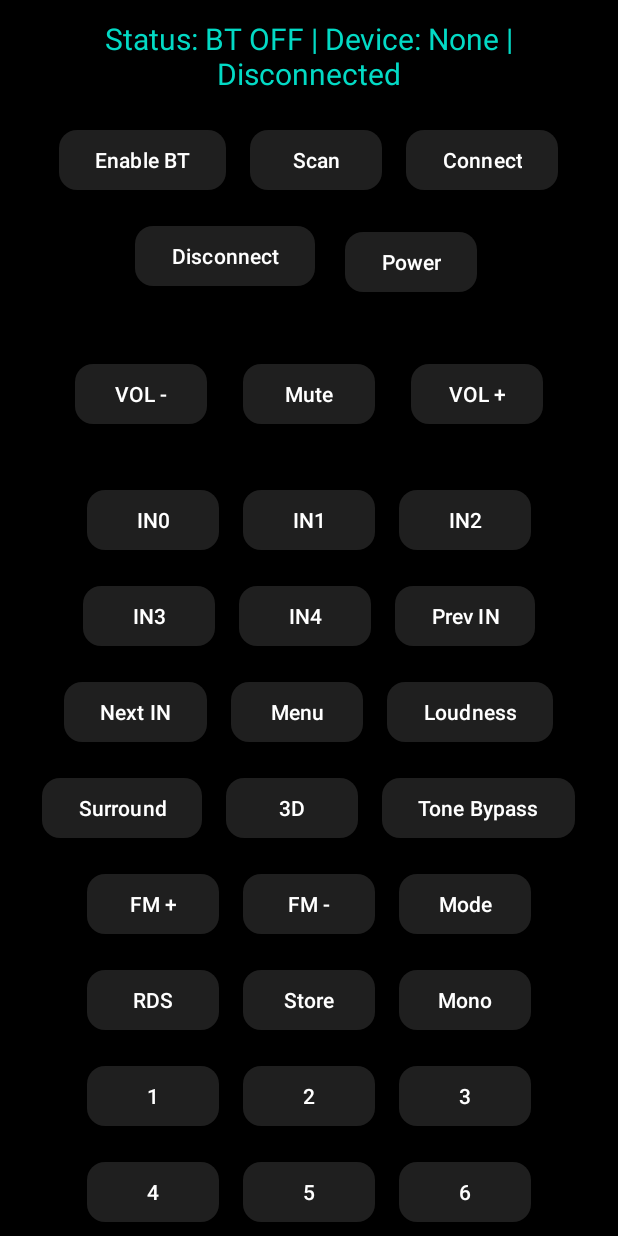
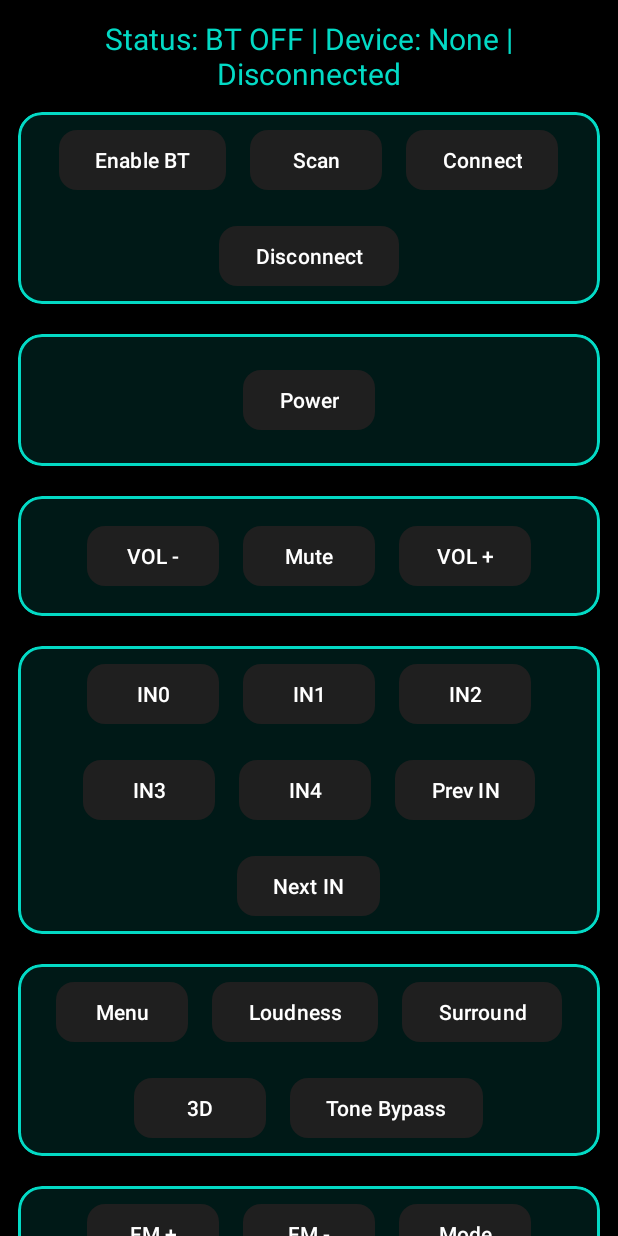
Before and after one commit to audibinnovation/Audib_Remort, an Android app built with Jetpack Compose: the screen it shows after launch (MainActivity), on a phone screen of 412 x 824 dp. Run offline under Robolectric (Android 15) with nearby library versions, the phone set to English and light mode, and no system bars; our stand-ins replace FlexboxLayout.

Commit message:
Refactor activity_main layout with MaterialCardView
Refactored layout to use MaterialCardView for better styling and organization. Updated button styles for consistency.

```diff
--- a/AudibRemote/app/src/main/res/layout/activity_main.xml
+++ b/AudibRemote/app/src/main/res/layout/activity_main.xml
@@ -6,14 +6,11 @@
     android:layout_width="match_parent"
     android:layout_height="match_parent">
 
-    <com.google.android.flexbox.FlexboxLayout
+    <LinearLayout
         android:layout_width="match_parent"
         android:layout_height="wrap_content"
-        android:padding="12dp"
-        app:flexDirection="row"
-        app:flexWrap="wrap"
-        app:justifyContent="center"
-        app:alignItems="stretch">
+        android:orientation="vertical"
+        android:padding="12dp">
 
         <!-- Status -->
         <TextView
@@ -27,174 +24,174 @@
             android:layout_marginBottom="12dp"/>
 
         <!-- Bluetooth Controls -->
-        <Button android:id="@+id/btnEnableBT" style="?attr/materialButtonStyle"
-            android:layout_width="wrap_content" android:layout_height="wrap_content"
-            android:layout_margin="8dp" android:text="@string/enable_bt"/>
-        <Button android:id="@+id/btnScan" style="?attr/materialButtonStyle"
-            android:layout_width="wrap_content" android:layout_height="wrap_content"
-            android:layout_margin="8dp" android:text="@string/scan"/>
-        <Button android:id="@+id/btnConnect" style="?attr/materialButtonStyle"
-            android:layout_width="wrap_content" android:layout_height="wrap_content"
-            android:layout_margin="8dp" android:text="@string/connect"/>
-        <Button android:id="@+id/btnDisconnect" style="?attr/materialButtonStyle"
-            android:layout_width="wrap_content" android:layout_height="wrap_content"
-            android:layout_margin="8dp" android:text="@string/disconnect"/>
+        <com.google.android.material.card.MaterialCardView
+            style="@style/RemoteCardStyle"
+            android:layout_width="match_parent"
+            android:layout_height="wrap_content">
 
-        <!-- Power button separate -->
-        <Button android:id="@+id/btnPower" style="?attr/materialButtonStyle"
-            android:layout_width="wrap_content" android:layout_height="wrap_content"
-            android:layout_gravity="center" android:layout_margin="12dp"
-            android:text="@string/power"/>
+            <com.google.android.flexbox.FlexboxLayout
+                android:layout_width="match_parent"
+                android:layout_height="wrap_content"
+                app:flexDirection="row"
+                app:flexWrap="wrap"
+                app:justifyContent="center">
 
-        <!-- Centered Volume Controls -->
-        <LinearLayout
+                <Button android:id="@+id/btnEnableBT" style="@style/RemoteButtonStyle" android:text="@string/enable_bt"/>
+                <Button android:id="@+id/btnScan" style="@style/RemoteButtonStyle" android:text="@string/scan"/>
+                <Button android:id="@+id/btnConnect" style="@style/RemoteButtonStyle" android:text="@string/connect"/>
+                <Button android:id="@+id/btnDisconnect" style="@style/RemoteButtonStyle" android:text="@string/disconnect"/>
+            </com.google.android.flexbox.FlexboxLayout>
+        </com.google.android.material.card.MaterialCardView>
+
+        <!-- Power -->
+        <com.google.android.material.card.MaterialCardView
+            style="@style/RemoteCardStyle"
             android:layout_width="match_parent"
-            android:layout_height="wrap_content"
-            android:gravity="center"
-            android:orientation="horizontal"
-            android:layout_marginTop="16dp"
-            android:layout_marginBottom="16dp">
+            android:layout_height="wrap_content">
 
-            <Button android:id="@+id/btnVolDown" style="?attr/materialButtonStyle"
-                android:layout_width="wrap_content" android:layout_height="wrap_content"
-                android:layout_margin="12dp" android:text="@string/vol_down"/>
+            <LinearLayout
+                android:layout_width="match_parent"
+                android:layout_height="wrap_content"
+                android:gravity="center"
+                android:padding="12dp">
 
-            <Button android:id="@+id/btnMute" style="?attr/materialButtonStyle"
-                android:layout_width="wrap_content" android:layout_height="wrap_content"
-                android:layout_margin="12dp" android:text="@string/mute"/>
+                <Button android:id="@+id/btnPower" style="@style/RemoteButtonStyle" android:text="@string/power"/>
+            </LinearLayout>
+        </com.google.android.material.card.MaterialCardView>
 
-            <Button android:id="@+id/btnVolUp" style="?attr/materialButtonStyle"
-                android:layout_width="wrap_content" android:layout_height="wrap_content"
-                android:layout_margin="12dp" android:text="@string/vol_up"/>
-        </LinearLayout>
+        <!-- Volume Controls -->
+        <com.google.android.material.card.MaterialCardView
+            style="@style/RemoteCardStyle"
+            android:layout_width="match_parent"
+            android:layout_height="wrap_content">
+
+            <LinearLayout
+                android:layout_width="match_parent"
+                android:layout_height="wrap_content"
+                android:gravity="center"
+                android:orientation="horizontal"
+                android:padding="8dp">
+
+                <Button android:id="@+id/btnVolDown" style="@style/RemoteButtonStyle" android:text="@string/vol_down"/>
+                <Button android:id="@+id/btnMute" style="@style/RemoteButtonStyle" android:text="@string/mute"/>
+                <Button android:id="@+id/btnVolUp" style="@style/RemoteButtonStyle" android:text="@string/vol_up"/>
+            </LinearLayout>
+        </com.google.android.material.card.MaterialCardView>
 
         <!-- Inputs -->
-        <Button android:id="@+id/btnIN0" style="?attr/materialButtonStyle"
-            android:layout_width="wrap_content" android:layout_height="wrap_content"
-            android:layout_margin="8dp" android:text="@string/in0"/>
-        <Button android:id="@+id/btnIN1" style="?attr/materialButtonStyle"
-            android:layout_width="wrap_content" android:layout_height="wrap_content"
-            android:layout_margin="8dp" android:text="@string/in1"/>
-        <Button android:id="@+id/btnIN2" style="?attr/materialButtonStyle"
-            android:layout_width="wrap_content" android:layout_height="wrap_content"
-            android:layout_margin="8dp" android:text="@string/in2"/>
-        <Button android:id="@+id/btnIN3" style="?attr/materialButtonStyle"
-            android:layout_width="wrap_content" android:layout_height="wrap_content"
-            android:layout_margin="8dp" android:text="@string/in3"/>
-        <Button android:id="@+id/btnIN4" style="?attr/materialButtonStyle"
-            android:layout_width="wrap_content" android:layout_height="wrap_content"
-            android:layout_margin="8dp" android:text="@string/in4"/>
-        <Button android:id="@+id/btnPrevIN" style="?attr/materialButtonStyle"
-            android:layout_width="wrap_content" android:layout_height="wrap_content"
-            android:layout_margin="8dp" android:text="@string/prev_in"/>
-        <Button android:id="@+id/btnNextIN" style="?attr/materialButtonStyle"
-            android:layout_width="wrap_content" android:layout_height="wrap_content"
-            android:layout_margin="8dp" android:text="@string/next_in"/>
+        <com.google.android.material.card.MaterialCardView
+            style="@style/RemoteCardStyle"
+            android:layout_width="match_parent"
+            android:layout_height="wrap_content">
+
+            <com.google.android.flexbox.FlexboxLayout
+                android:layout_width="match_parent"
+                android:layout_height="wrap_content"
+                app:flexDirection="row"
+                app:flexWrap="wrap"
+                app:justifyContent="center">
+
+                <Button android:id="@+id/btnIN0" style="@style/RemoteButtonStyle" android:text="@string/in0"/>
+                <Button android:id="@+id/btnIN1" style="@style/RemoteButtonStyle" android:text="@string/in1"/>
+                <Button android:id="@+id/btnIN2" style="@style/RemoteButtonStyle" android:text="@string/in2"/>
+                <Button android:id="@+id/btnIN3" style="@style/RemoteButtonStyle" android:text="@string/in3"/>
+                <Button android:id="@+id/btnIN4" style="@style/RemoteButtonStyle" android:text="@string/in4"/>
+                <Button android:id="@+id/btnPrevIN" style="@style/RemoteButtonStyle" android:text="@string/prev_in"/>
+                <Button android:id="@+id/btnNextIN" style="@style/RemoteButtonStyle" android:text="@string/next_in"/>
+            </com.google.android.flexbox.FlexboxLayout>
+        </com.google.android.material.card.MaterialCardView>
 
         <!-- Audio Features -->
-        <Button android:id="@+id/btnMenu" style="?attr/materialButtonStyle"
-            android:layout_width="wrap_content" android:layout_height="wrap_content"
-            android:layout_margin="8dp" android:text="@string/menu"/>
-        <Button android:id="@+id/btnLoudness" style="?attr/materialButtonStyle"
-            android:layout_width="wrap_content" android:layout_height="wrap_content"
-            android:layout_margin="8dp" android:text="@string/loudness"/>
-        <Button android:id="@+id/btnSurround" style="?attr/materialButtonStyle"
-            android:layout_width="wrap_content" android:layout_height="wrap_content"
-            android:layout_margin="8dp" android:text="@string/surround"/>
-        <Button android:id="@+id/btn3D" style="?attr/materialButtonStyle"
-            android:layout_width="wrap_content" android:layout_height="wrap_content"
-            android:layout_margin="8dp" android:text="@string/three_d"/>
-        <Button android:id="@+id/btnToneBypass" style="?attr/materialButtonStyle"
-            android:layout_width="wrap_content" android:layout_height="wrap_content"
-            android:layout_margin="8dp" android:text="@string/tone_bypass"/>
+        <com.google.android.material.card.MaterialCardView
+            style="@style/RemoteCardStyle"
+            android:layout_width="match_parent"
+            android:layout_height="wrap_content">
+
+            <com.google.android.flexbox.FlexboxLayout
+                android:layout_width="match_parent"
+                android:layout_height="wrap_content"
+                app:flexDirection="row"
+                app:flexWrap="wrap"
+                app:justifyContent="center">
+
+                <Button android:id="@+id/btnMenu" style="@style/RemoteButtonStyle" android:text="@string/menu"/>
+                <Button android:id="@+id/btnLoudness" style="@style/RemoteButtonStyle" android:text="@string/loudness"/>
+                <Button android:id="@+id/btnSurround" style="@style/RemoteButtonStyle" android:text="@string/surround"/>
+                <Button android:id="@+id/btn3D" style="@style/RemoteButtonStyle" android:text="@string/three_d"/>
+                <Button android:id="@+id/btnToneBypass" style="@style/RemoteButtonStyle" android:text="@string/tone_bypass"/>
+            </com.google.android.flexbox.FlexboxLayout>
+        </com.google.android.material.card.MaterialCardView>
 
         <!-- FM Controls -->
-        <Button android:id="@+id/btnFMUp" style="?attr/materialButtonStyle"
-            android:layout_width="wrap_content" android:layout_height="wrap_content"
-            android:layout_margin="8dp" android:text="@string/fm_up"/>
-        <Button android:id="@+id/btnFMDown" style="?attr/materialButtonStyle"
-            android:layout_width="wrap_content" android:layout_height="wrap_content"
-            android:layout_margin="8dp" android:text="@string/fm_down"/>
-        <Button android:id="@+id/btnFMMode" style="?attr/materialButtonStyle"
-            android:layout_width="wrap_content" android:layout_height="wrap_content"
-            android:layout_margin="8dp" android:text="@string/fm_mode"/>
-        <Button android:id="@+id/btnRDS" style="?attr/materialButtonStyle"
-            android:layout_width="wrap_content" android:layout_height="wrap_content"
-            android:layout_margin="8dp" android:text="@string/rds"/>
-        <Button android:id="@+id/btnFMStore" style="?attr/materialButtonStyle"
-            android:layout_width="wrap_content" android:layout_height="wrap_content"
-            android:layout_margin="8dp" android:text="@string/fm_store"/>
-        <Button android:id="@+id/btnFMMono" style="?attr/materialButtonStyle"
-            android:layout_width="wrap_content" android:layout_height="wrap_content"
-            android:layout_margin="8dp" android:text="@string/fm_mono"/>
+        <com.google.android.material.card.MaterialCardView
+            style="@style/RemoteCardStyle"
+            android:layout_width="match_parent"
+            android:layout_height="wrap_content">
+
+            <com.google.android.flexbox.FlexboxLayout
+                android:layout_width="match_parent"
+                android:layout_height="wrap_content"
+                app:flexDirection="row"
+                app:flexWrap="wrap"
+                app:justifyContent="center">
+
+                <Button android:id="@+id/btnFMUp" style="@style/RemoteButtonStyle" android:text="@string/fm_up"/>
+                <Button android:id="@+id/btnFMDown" style="@style/RemoteButtonStyle" android:text="@string/fm_down"/>
+                <Button android:id="@+id/btnFMMode" style="@style/RemoteButtonStyle" android:text="@string/fm_mode"/>
+                <Button android:id="@+id/btnRDS" style="@style/RemoteButtonStyle" android:text="@string/rds"/>
+                <Button android:id="@+id/btnFMStore" style="@style/RemoteButtonStyle" android:text="@string/fm_store"/>
+                <Button android:id="@+id/btnFMMono" style="@style/RemoteButtonStyle" android:text="@string/fm_mono"/>
+            </com.google.android.flexbox.FlexboxLayout>
+        </com.google.android.material.card.MaterialCardView>
 
         <!-- Numeric Keypad -->
-        <Button android:id="@+id/btn1" style="?attr/materialButtonStyle"
-            android:layout_width="wrap_content" android:layout_height="wrap_content"
-            android:layout_margin="8dp" android:text="@string/digit_1"/>
-        <Button android:id="@+id/btn2" style="?attr/materialButtonStyle"
-            android:layout_width="wrap_content" android:layout_height="wrap_content"
-            android:layout_margin="8dp" android:text="@string/digit_2"/>
-        <Button android:id="@+id/btn3" style="?attr/materialButtonStyle"
-            android:layout_width="wrap_content" android:layout_height="wrap_content"
-            android:layout_margin="8dp" android:text="@string/digit_3"/>
-        <Button android:id="@+id/btn4" style="?attr/materialButtonStyle"
-            android:layout_width="wrap_content" android:layout_height="wrap_content"
-            android:layout_margin="8dp" android:text="@string/digit_4"/>
+        <com.google.android.material.card.MaterialCardView
+            style="@style/RemoteCardStyle"
+            android:layout_width="match_parent"
+            android:layout_height="wrap_content">
 
-        <Button android:id="@+id/btn5" style="?attr/materialButtonStyle"
-            android:layout_width="wrap_content" android:layout_height="wrap_content"
-            android:layout_margin="8dp" android:text="@string/digit_5"/>
+            <com.google.android.flexbox.FlexboxLayout
+                android:layout_width="match_parent"
+                android:layout_height="wrap_content"
+                app:flexDirection="row"
+                app:flexWrap="wrap"
+                app:justifyContent="center">
 
-        <Button android:id="@+id/btn6" style="?attr/materialButtonStyle"
-            android:layout_width="wrap_content" android:layout_height="wrap_content"
-            android:layout_margin="8dp" android:text="@string/digit_6"/>
-
-        <Button android:id="@+id/btn7" style="?attr/materialButtonStyle"
-            android:layout_width="wrap_content" android:layout_height="wrap_content"
-            android:layout_margin="8dp" android:text="@string/digit_7"/>
-
-        <Button android:id="@+id/btn8" style="?attr/materialButtonStyle"
-            android:layout_width="wrap_content" android:layout_height="wrap_content"
-            android:layout_margin="8dp" android:text="@string/digit_8"/>
-
-        <Button android:id="@+id/btn9" style="?attr/materialButtonStyle"
-            android:layout_width="wrap_content" android:layout_height="wrap_content"
-            android:layout_margin="8dp" android:text="@string/digit_9"/>
-
-        <Button android:id="@+id/btn0" style="?attr/materialButtonStyle"
-            android:layout_width="wrap_content" android:layout_height="wrap_content"
-            android:layout_margin="8dp" android:text="@string/digit_0"/>
+                <Button android:id="@+id/btn1" style="@style/RemoteButtonStyle" android:text="@string/digit_1"/>
+                <Button android:id="@+id/btn2" style="@style/RemoteButtonStyle" android:text="@string/digit_2"/>
+                <Button android:id="@+id/btn3" style="@style/RemoteButtonStyle" android:text="@string/digit_3"/>
+                <Button android:id="@+id/btn4" style="@style/RemoteButtonStyle" android:text="@string/digit_4"/>
+                <Button android:id="@+id/btn5" style="@style/RemoteButtonStyle" android:text="@string/digit_5"/>
+                <Button android:id="@+id/btn6" style="@style/RemoteButtonStyle" android:text="@string/digit_6"/>
+                <Button android:id="@+id/btn7" style="@style/RemoteButtonStyle" android:text="@string/digit_7"/>
+                <Button android:id="@+id/btn8" style="@style/RemoteButtonStyle" android:text="@string/digit_8"/>
+                <Button android:id="@+id/btn9" style="@style/RemoteButtonStyle" android:text="@string/digit_9"/>
+                <Button android:id="@+id/btn0" style="@style/RemoteButtonStyle" android:text="@string/digit_0"/>
+            </com.google.android.flexbox.FlexboxLayout>
+        </com.google.android.material.card.MaterialCardView>
 
         <!-- System Controls -->
-        <Button android:id="@+id/btnTime" style="?attr/materialButtonStyle"
-            android:layout_width="wrap_content" android:layout_height="wrap_content"
-            android:layout_margin="8dp" android:text="@string/time"/>
+        <com.google.android.material.card.MaterialCardView
+            style="@style/RemoteCardStyle"
+            android:layout_width="match_parent"
+            android:layout_height="wrap_content">
 
-        <Button android:id="@+id/btnAlarm" style="?attr/materialButtonStyle"
-            android:layout_width="wrap_content" android:layout_height="wrap_content"
-            android:minWidth="48dp" android:minHeight="48dp"
-            android:layout_margin="8dp" android:text="@string/alarm"/>
+            <com.google.android.flexbox.FlexboxLayout
+                android:layout_width="match_parent"
+                android:layout_height="wrap_content"
+                app:flexDirection="row"
+                app:flexWrap="wrap"
+                app:justifyContent="center">
 
-        <Button android:id="@+id/btnTimer" style="?attr/materialButtonStyle"
-            android:layout_width="wrap_content" android:layout_height="wrap_content"
-            android:layout_margin="8dp" android:text="@string/timer"/>
+                <Button android:id="@+id/btnTime" style="@style/RemoteButtonStyle" android:text="@string/time"/>
+                <Button android:id="@+id/btnAlarm" style="@style/RemoteButtonStyle" android:text="@string/alarm"/>
+                <Button android:id="@+id/btnTimer" style="@style/RemoteButtonStyle" android:text="@string/timer"/>
+                <Button android:id="@+id/btnDisplay" style="@style/RemoteButtonStyle" android:text="@string/display"/>
+                <Button android:id="@+id/btnSpectrum" style="@style/RemoteButtonStyle" android:text="@string/spectrum"/>
+                <Button android:id="@+id/btnFullSpeed" style="@style/RemoteButtonStyle" android:text="@string/full_speed"/>
+                <Button android:id="@+id/btnBright" style="@style/RemoteButtonStyle" android:text="@string/bright"/>
+            </com.google.android.flexbox.FlexboxLayout>
+        </com.google.android.material.card.MaterialCardView>
 
-        <Button android:id="@+id/btnDisplay" style="?attr/materialButtonStyle"
-            android:layout_width="wrap_content" android:layout_height="wrap_content"
-            android:layout_margin="8dp" android:text="@string/display"/>
-
-        <Button android:id="@+id/btnSpectrum" style="?attr/materialButtonStyle"
-            android:layout_width="wrap_content" android:layout_height="wrap_content"
-            android:layout_margin="8dp" android:text="@string/spectrum"/>
-
-        <Button android:id="@+id/btnFullSpeed" style="?attr/materialButtonStyle"
-            android:layout_width="wrap_content" android:layout_height="wrap_content"
-            android:layout_margin="8dp" android:text="@string/full_speed"/>
-
-        <Button android:id="@+id/btnBright" style="?attr/materialButtonStyle"
-            android:layout_width="wrap_content" android:layout_height="wrap_content"
-            android:layout_margin="8dp" android:text="@string/bright"/>
-
-    </com.google.android.flexbox.FlexboxLayout>
+    </LinearLayout>
 </ScrollView>
```
